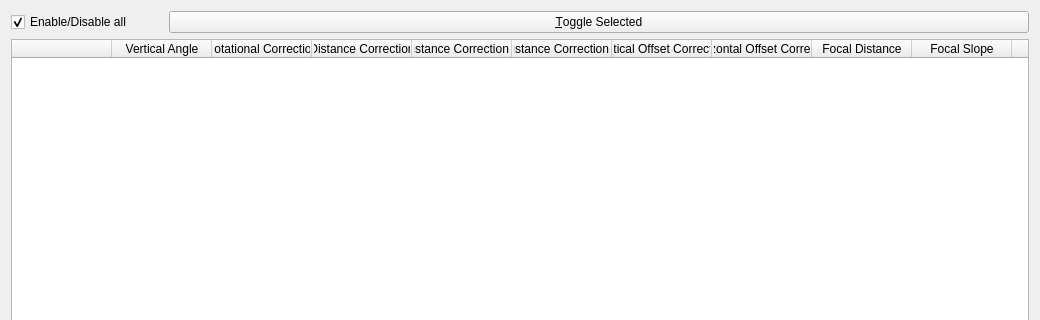
Before: the Qt Designer form VelodyneHDL/vvLaserSelectionDialog.ui in Kitware/VeloView, drawn with Qt 5; both pictures show x 0 to 1040 and y 0 to 320 of the 1040 by 467 pixel window.
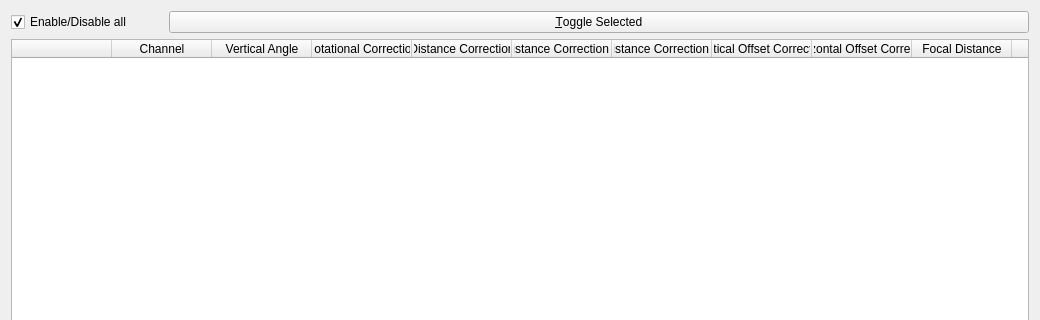
After: the same form once the commit is applied.

Commit message: Move Channel column to 2nd column

What changed in the file:
```diff
--- a/VelodyneHDL/vvLaserSelectionDialog.ui
+++ b/VelodyneHDL/vvLaserSelectionDialog.ui
@@ -65,6 +65,14 @@
        <set>AlignCenter</set>
       </property>
      </column>
+     <column>
+      <property name="text">
+       <string>Channel</string>
+      </property>
+      <property name="textAlignment">
+       <set>AlignCenter</set>
+      </property>
+     </column>
      <column>
       <property name="text">
        <string>Vertical Angle</string>
@@ -153,14 +161,6 @@
        <set>AlignCenter</set>
       </property>
      </column>
-     <column>
-      <property name="text">
-       <string>Channel</string>
-      </property>
-      <property name="textAlignment">
-       <set>AlignCenter</set>
-      </property>
-     </column>
     </widget>
    </item>
    <item row="7" column="2">
```
The commit also changes 1 other file.
